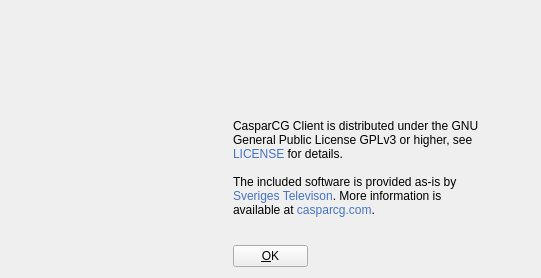
First picture: the form in src/Widgets/AboutDialog.ui, repository CasparCG/client, before the edit.
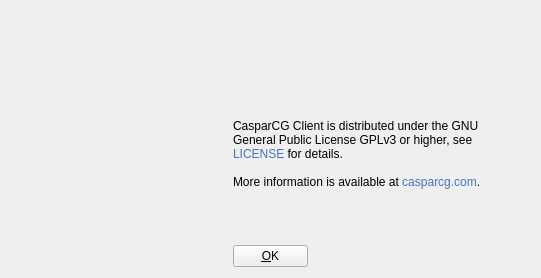
Second picture: the form after the edit. Icons and pictures are not drawn.

Patch:
```diff
--- a/src/Widgets/AboutDialog.ui
+++ b/src/Widgets/AboutDialog.ui
@@ -136,7 +136,7 @@
 &lt;/p&gt;
 &lt;p style=&quot;-qt-paragraph-type:empty; margin-top:0px; margin-bottom:0px; margin-left:0px; margin-right:0px; -qt-block-indent:0; text-indent:0px;&quot;&gt;&lt;/p&gt;
 &lt;p style=&quot; margin-top:0px; margin-bottom:0px; margin-left:0px; margin-right:0px; -qt-block-indent:0; text-indent:0px;&quot;&gt;
-The included software is provided as-is by &lt;a href=&quot;http://www.svt.se/aboutsvt/&quot;&gt;&lt;span style=&quot;text-decoration: none; color:#4673c3;&quot;&gt;Sveriges Televison&lt;/span&gt;&lt;/a&gt;. More information is available at &lt;a href=&quot;http://casparcg.com/&quot;&gt;&lt;span style=&quot;text-decoration: none; color:#4673c3;&quot;&gt;casparcg.com&lt;/span&gt;&lt;/a&gt;.
+More information is available at &lt;a href=&quot;http://casparcg.com/&quot;&gt;&lt;span style=&quot;text-decoration: none; color:#4673c3;&quot;&gt;casparcg.com&lt;/span&gt;&lt;/a&gt;.
 &lt;/p&gt;
 &lt;/body&gt;
 &lt;/html&gt;</string>
```
